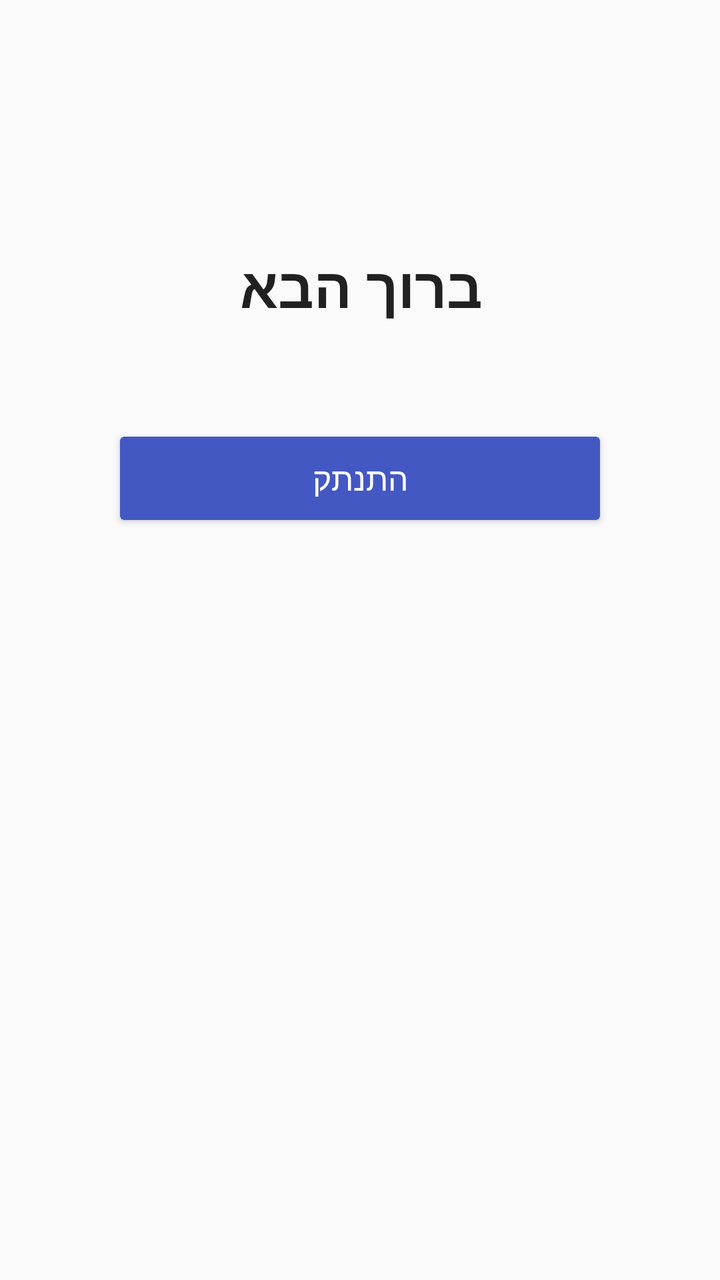
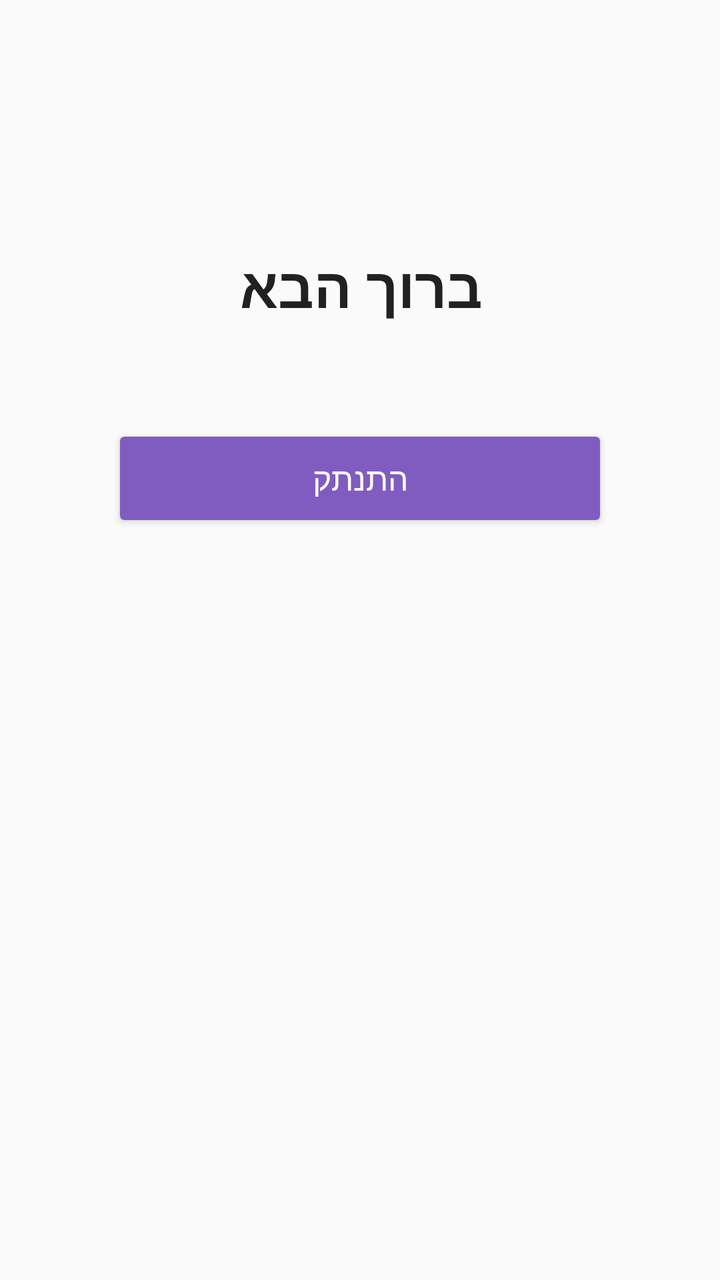

Compare the two renders of this Android layout. The source of the first and the diff that turns it into the second are given below.
<!-- AndroidManifest.xml: application theme Theme.MyApplication -->
<!-- res/layout/activity_main.xml -->
<?xml version="1.0" encoding="utf-8"?>
<androidx.constraintlayout.widget.ConstraintLayout
    xmlns:android="http://schemas.android.com/apk/res/android"
    xmlns:app="http://schemas.android.com/apk/res-auto"
    xmlns:tools="http://schemas.android.com/tools"
    android:id="@+id/main"
    android:layout_width="match_parent"
    android:layout_height="match_parent"
    android:padding="24dp"
    android:background="#FAFAFA"
    tools:context=".MainActivity">

    
    <TextView
        android:id="@+id/tVWelcome"
        android:layout_width="wrap_content"
        android:layout_height="wrap_content"
        android:text="ברוך הבא"
        android:textSize="28sp"
        android:textStyle="bold"
        android:textColor="#212121"
        app:layout_constraintTop_toTopOf="parent"
        app:layout_constraintStart_toStartOf="parent"
        app:layout_constraintEnd_toEndOf="parent"
        android:layout_marginTop="100dp"/>

    
    <Button
        android:id="@+id/btnLogout"
        android:layout_width="0dp"
        android:layout_height="wrap_content"
        android:text="התנתק"
        android:textColor="#FFFFFF"
        android:textSize="16sp"
        android:backgroundTint="#4358C3"
        android:padding="16dp"
        android:layout_marginHorizontal="32dp"
        android:layout_marginTop="50dp"
        android:clipToOutline="true"
        app:layout_constraintTop_toBottomOf="@id/tVWelcome"
        app:layout_constraintStart_toStartOf="parent"
        app:layout_constraintEnd_toEndOf="parent"/>

</androidx.constraintlayout.widget.ConstraintLayout>
<!-- resources referenced by this layout -->
<resources>
  <style name="Theme.MyApplication" parent="Base.Theme.MyApplication" />
  <style name="Base.Theme.MyApplication" parent="Theme.Material3.DayNight.NoActionBar">
          
          
      </style>
</resources>

<!-- the commit's change to res/layout/activity_main.xml (unified diff, before → after) -->
@@ -32,7 +32,7 @@
         android:text="התנתק"
         android:textColor="#FFFFFF"
         android:textSize="16sp"
-        android:backgroundTint="#4358C3"
+        android:backgroundTint="#805CC1"
         android:padding="16dp"
         android:layout_marginHorizontal="32dp"
         android:layout_marginTop="50dp"
